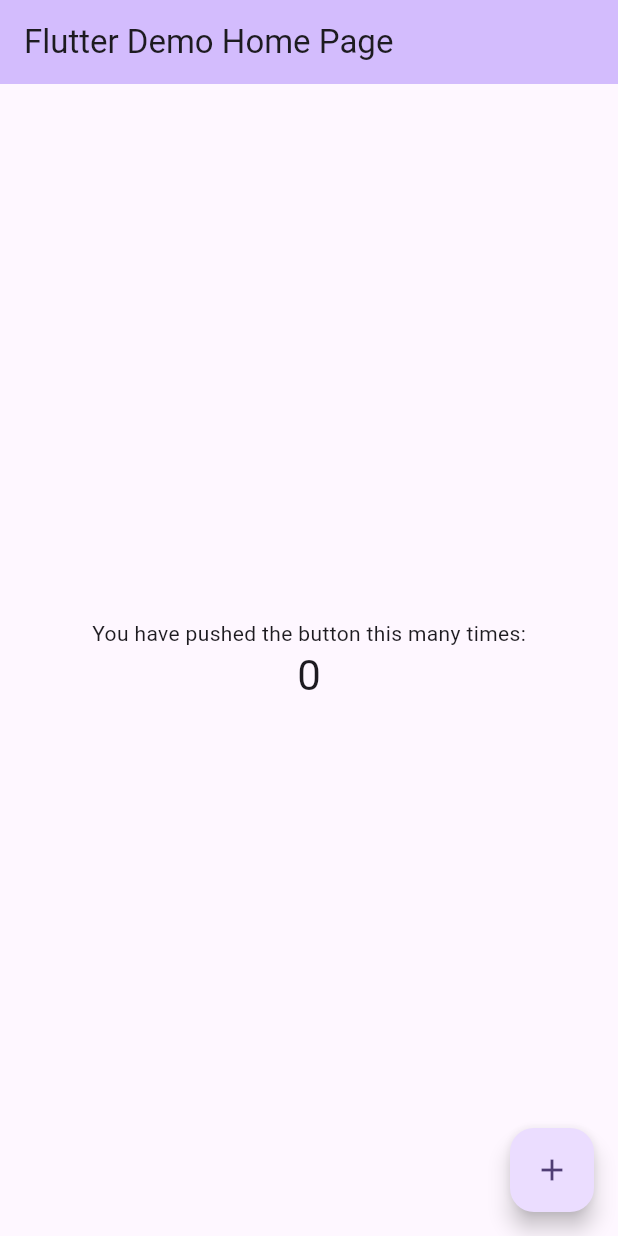
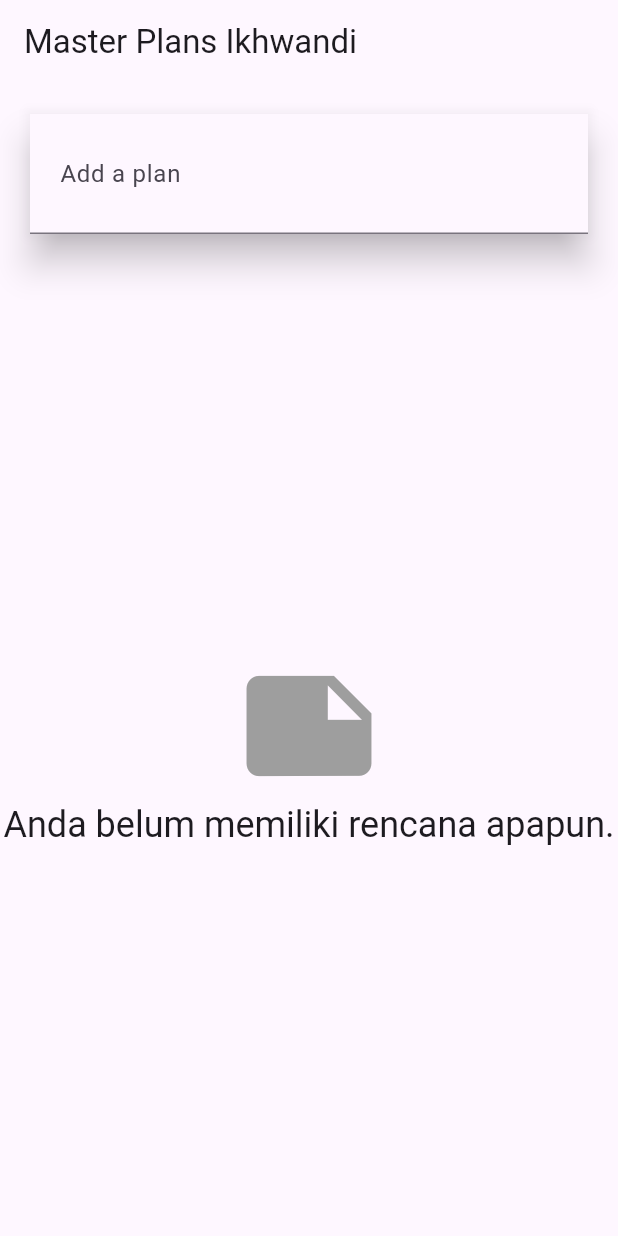
Before and after one commit to ikhwandio4/Pem_mobile_Sem5, a Flutter app: the screen it shows after launch, on a phone screen of 412 x 824 dp. Run offline on Flutter 3.47's test engine with Material 3 defaults, Android fonts, the light colour scheme and no system bars.

Commit message:
update tugas

```diff
--- a/minggu10/master_plan/lib/main.dart
+++ b/minggu10/master_plan/lib/main.dart
@@ -1,125 +1,25 @@
 import 'package:flutter/material.dart';
+import 'package:master_plan/models/plan.dart';
+import 'package:master_plan/provider/plan_provider.dart';
+import 'package:master_plan/views/plan_creator_screen.dart';
+import './views/plan_screen.dart';
 
-void main() {
-  runApp(const MyApp());
-}
+void main() => runApp(MasterPlanApp());
 
-class MyApp extends StatelessWidget {
-  const MyApp({super.key});
-
-  // This widget is the root of your application.
-  @override
-  Widget build(BuildContext context) {
-    return MaterialApp(
-      title: 'Flutter Demo',
-      theme: ThemeData(
-        // This is the theme of your application.
-        //
-        // TRY THIS: Try running your application with "flutter run". You'll see
-        // the application has a purple toolbar. Then, without quitting the app,
-        // try changing the seedColor in the colorScheme below to Colors.green
-        // and then invoke "hot reload" (save your changes or press the "hot
-        // reload" button in a Flutter-supported IDE, or press "r" if you used
-        // the command line to start the app).
-        //
-        // Notice that the counter didn't reset back to zero; the application
-        // state is not lost during the reload. To reset the state, use hot
-        // restart instead.
-        //
-        // This works for code too, not just values: Most code changes can be
-        // tested with just a hot reload.
-        colorScheme: ColorScheme.fromSeed(seedColor: Colors.deepPurple),
-        useMaterial3: true,
-      ),
-      home: const MyHomePage(title: 'Flutter Demo Home Page'),
-    );
-  }
-}
-
-class MyHomePage extends StatefulWidget {
-  const MyHomePage({super.key, required this.title});
-
-  // This widget is the home page of your application. It is stateful, meaning
-  // that it has a State object (defined below) that contains fields that affect
-  // how it looks.
-
-  // This class is the configuration for the state. It holds the values (in this
-  // case the title) provided by the parent (in this case the App widget) and
-  // used by the build method of the State. Fields in a Widget subclass are
-  // always marked "final".
-
-  final String title;
+class MasterPlanApp extends StatelessWidget {
+  const MasterPlanApp({super.key});
 
   @override
-  State<MyHomePage> createState() => _MyHomePageState();
+Widget build(BuildContext context) {
+  return PlanProvider(
+    notifier: ValueNotifier<List<Plan>>(const []),
+    child: MaterialApp(
+      title: 'State management app ikhwandi',
+      theme: ThemeData(
+        primarySwatch: Colors.blue,
+      ),
+home: const PlanCreatorScreen(),
+    ),
+  );
 }
-
-class _MyHomePageState extends State<MyHomePage> {
-  int _counter = 0;
-
-  void _incrementCounter() {
-    setState(() {
-      // This call to setState tells the Flutter framework that something has
-      // changed in this State, which causes it to rerun the build method below
-      // so that the display can reflect the updated values. If we changed
-      // _counter without calling setState(), then the build method would not be
-      // called again, and so nothing would appear to happen.
-      _counter++;
-    });
-  }
-
-  @override
-  Widget build(BuildContext context) {
-    // This method is rerun every time setState is called, for instance as done
-    // by the _incrementCounter method above.
-    //
-    // The Flutter framework has been optimized to make rerunning build methods
-    // fast, so that you can just rebuild anything that needs updating rather
-    // than having to individually change instances of widgets.
-    return Scaffold(
-      appBar: AppBar(
-        // TRY THIS: Try changing the color here to a specific color (to
-        // Colors.amber, perhaps?) and trigger a hot reload to see the AppBar
-        // change color while the other colors stay the same.
-        backgroundColor: Theme.of(context).colorScheme.inversePrimary,
-        // Here we take the value from the MyHomePage object that was created by
-        // the App.build method, and use it to set our appbar title.
-        title: Text(widget.title),
-      ),
-      body: Center(
-        // Center is a layout widget. It takes a single child and positions it
-        // in the middle of the parent.
-        child: Column(
-          // Column is also a layout widget. It takes a list of children and
-          // arranges them vertically. By default, it sizes itself to fit its
-          // children horizontally, and tries to be as tall as its parent.
-          //
-          // Column has various properties to control how it sizes itself and
-          // how it positions its children. Here we use mainAxisAlignment to
-          // center the children vertically; the main axis here is the vertical
-          // axis because Columns are vertical (the cross axis would be
-          // horizontal).
-          //
-          // TRY THIS: Invoke "debug painting" (choose the "Toggle Debug Paint"
-          // action in the IDE, or press "p" in the console), to see the
-          // wireframe for each widget.
-          mainAxisAlignment: MainAxisAlignment.center,
-          children: <Widget>[
-            const Text(
-              'You have pushed the button this many times:',
-            ),
-            Text(
-              '$_counter',
-              style: Theme.of(context).textTheme.headlineMedium,
-            ),
-          ],
-        ),
-      ),
-      floatingActionButton: FloatingActionButton(
-        onPressed: _incrementCounter,
-        tooltip: 'Increment',
-        child: const Icon(Icons.add),
-      ), // This trailing comma makes auto-formatting nicer for build methods.
-    );
-  }
 }
--- /dev/null
+++ b/minggu10/master_plan/lib/models/data_layer.dart
@@ -0,0 +1,2 @@
+export 'plan.dart';
+export 'task.dart';
--- /dev/null
+++ b/minggu10/master_plan/lib/models/plan.dart
@@ -0,0 +1,16 @@
+import './task.dart';
+
+class Plan {
+  final String name;
+  final List<Task> tasks;
+
+  const Plan({this.name = '', this.tasks = const []});
+
+  int get completedCount => tasks
+  .where((task) => task.complete)
+  .length;
+
+String get completenessMessage =>
+  '$completedCount out of ${tasks.length} tasks';
+
+}
--- /dev/null
+++ b/minggu10/master_plan/lib/models/task.dart
@@ -0,0 +1,9 @@
+class Task {
+  final String description;
+  final bool complete;
+
+  const Task({
+    this.complete = false,
+    this.description = '',
+  });
+}
--- /dev/null
+++ b/minggu10/master_plan/lib/provider/plan_provider.dart
@@ -0,0 +1,14 @@
+import 'package:flutter/material.dart';
+import '../models/data_layer.dart';
+
+class PlanProvider extends
+InheritedNotifier<ValueNotifier<List<Plan>>> {
+  const PlanProvider({super.key, required Widget child, required
+ValueNotifier<List<Plan>> notifier})
+     : super(child: child, notifier: notifier);
+
+  static ValueNotifier<List<Plan>> of(BuildContext context) {
+    return context.
+dependOnInheritedWidgetOfExactType<PlanProvider>()!.notifier!;
+  }
+}
--- /dev/null
+++ b/minggu10/master_plan/lib/views/plan_creator_screen.dart
@@ -0,0 +1,110 @@
+import 'package:flutter/material.dart';
+import 'plan_screen.dart'; // import PlanScreen jika diperlukan untuk navigasi
+import '../provider/plan_provider.dart'; // import PlanProvider untuk mengelola state
+import '../models/data_layer.dart'; // import model Plan
+
+class PlanCreatorScreen extends StatefulWidget {
+  const PlanCreatorScreen({super.key});
+
+  @override
+  _PlanCreatorScreenState createState() => _PlanCreatorScreenState();
+}
+
+class _PlanCreatorScreenState extends State<PlanCreatorScreen> {
+  // Controller untuk mengelola teks input
+  final textController = TextEditingController();
+
+  // Dispose controller ketika widget dihapus
+  @override
+  void dispose() {
+    textController.dispose();
+    super.dispose();
+  }
+
+  // Method untuk membuat layout halaman
+  @override
+  Widget build(BuildContext context) {
+    return Scaffold(
+      appBar: AppBar(title: const Text('Master Plans Ikhwandi')),
+      body: Column(
+        children: [
+          _buildListCreator(), // Field untuk menambahkan plan baru
+          Expanded(child: _buildMasterPlans()), // Daftar semua plan
+        ],
+      ),
+    );
+  }
+
+  // Widget untuk input teks dan tombol "Add Plan"
+  Widget _buildListCreator() {
+    return Padding(
+      padding: const EdgeInsets.all(20.0),
+      child: Material(
+        color: Theme.of(context).cardColor,
+        elevation: 10,
+        child: TextField(
+          controller: textController,
+          decoration: const InputDecoration(
+            labelText: 'Add a plan',
+            contentPadding: EdgeInsets.all(20),
+          ),
+          onEditingComplete: addPlan, // Menambahkan plan ketika user selesai mengisi teks
+        ),
+      ),
+    );
+  }
+
+  // Fungsi untuk menambahkan plan baru ke dalam daftar
+  void addPlan() {
+    final text = textController.text;
+    if (text.isEmpty) {
+      return;
+    }
+    // Membuat objek Plan baru
+    final plan = Plan(name: text, tasks: []);
+    ValueNotifier<List<Plan>> planNotifier = PlanProvider.of(context);
+    planNotifier.value = List<Plan>.from(planNotifier.value)..add(plan);
+
+    // Reset input dan update state
+    textController.clear();
+    FocusScope.of(context).requestFocus(FocusNode());
+    setState(() {});
+  }
+
+  // Widget untuk menampilkan daftar plan yang sudah ditambahkan
+  Widget _buildMasterPlans() {
+    ValueNotifier<List<Plan>> planNotifier = PlanProvider.of(context);
+    List<Plan> plans = planNotifier.value;
+
+    // Jika daftar kosong, tampilkan pesan kosong
+    if (plans.isEmpty) {
+      return Column(
+        mainAxisAlignment: MainAxisAlignment.center,
+        children: <Widget>[
+          const Icon(Icons.note, size: 100, color: Colors.grey),
+          Text(
+            'Anda belum memiliki rencana apapun.',
+            style: Theme.of(context).textTheme.headlineSmall,
+          ),
+        ],
+      );
+    }
+
+    // Tampilkan daftar plan dengan ListView
+    return ListView.builder(
+      itemCount: plans.length,
+      itemBuilder: (context, index) {
+        final plan = plans[index];
+        return ListTile(
+          title: Text(plan.name),
+          subtitle: Text(plan.completenessMessage),
+          onTap: () {
+            Navigator.of(context).push(
+              MaterialPageRoute(builder: (_) => PlanScreen(plan: plan)),
+            );
+          },
+        );
+      },
+    );
+  }
+}
--- /dev/null
+++ b/minggu10/master_plan/lib/views/plan_screen.dart
@@ -0,0 +1,121 @@
+import 'package:flutter/material.dart';
+import 'package:master_plan/provider/plan_provider.dart';
+import '../models/data_layer.dart';
+
+class PlanScreen extends StatefulWidget {
+  final Plan plan;
+  const PlanScreen({super.key, required this.plan});
+
+  @override
+  State createState() => _PlanScreenState();
+}
+
+class _PlanScreenState extends State<PlanScreen> {
+  late ScrollController scrollController;
+  Plan get plan => widget.plan;
+
+  @override
+  void initState() {
+    super.initState();
+    scrollController = ScrollController()
+      ..addListener(() {
+        FocusScope.of(context).requestFocus(FocusNode());
+      });
+  }
+
+  @override
+  void dispose() {
+    scrollController.dispose();
+    super.dispose();
+  }
+
+  @override
+  Widget build(BuildContext context) {
+    ValueNotifier<List<Plan>> plansNotifier = PlanProvider.of(context);
+
+    return Scaffold(
+      appBar: AppBar(title: Text(plan.name)),
+      body: ValueListenableBuilder<List<Plan>>(
+        valueListenable: plansNotifier,
+        builder: (context, plans, child) {
+          Plan currentPlan = plans.firstWhere((p) => p.name == plan.name);
+          return Column(
+            children: [
+              Expanded(child: _buildList(currentPlan)),
+              SafeArea(child: Text(currentPlan.completenessMessage)),
+            ],
+          );
+        },
+      ),
+      floatingActionButton: _buildAddTaskButton(context),
+    );
+  }
+
+  Widget _buildAddTaskButton(BuildContext context) {
+    ValueNotifier<List<Plan>> planNotifier = PlanProvider.of(context);
+    return FloatingActionButton(
+      child: const Icon(Icons.add),
+      onPressed: () {
+        Plan currentPlan = plan;
+        int planIndex =
+            planNotifier.value.indexWhere((p) => p.name == currentPlan.name);
+        List<Task> updatedTasks = List<Task>.from(currentPlan.tasks)
+          ..add(const Task());
+        planNotifier.value = List<Plan>.from(planNotifier.value)
+          ..[planIndex] = Plan(
+            name: currentPlan.name,
+            tasks: updatedTasks,
+          );
+      },
+    );
+  }
+
+  Widget _buildList(Plan plan) {
+    return ListView.builder(
+      controller: scrollController,
+      itemCount: plan.tasks.length,
+      itemBuilder: (context, index) =>
+          _buildTaskTile(plan.tasks[index], index, context),
+    );
+  }
+
+  Widget _buildTaskTile(Task task, int index, BuildContext context) {
+    ValueNotifier<List<Plan>> planNotifier = PlanProvider.of(context);
+    return ListTile(
+      leading: Checkbox(
+        value: task.complete,
+        onChanged: (selected) {
+          Plan currentPlan = plan;
+          int planIndex =
+              planNotifier.value.indexWhere((p) => p.name == currentPlan.name);
+          planNotifier.value = List<Plan>.from(planNotifier.value)
+            ..[planIndex] = Plan(
+              name: currentPlan.name,
+              tasks: List<Task>.from(currentPlan.tasks)
+                ..[index] = Task(
+                  description: task.description,
+                  complete: selected ?? false,
+                ),
+            );
+        },
+      ),
+      title: TextFormField(
+        initialValue: task.description,
+        onChanged: (text) {
+          Plan currentPlan = plan;
+          int planIndex =
+              planNotifier.value.indexWhere((p) => p.name == currentPlan.name);
+          planNotifier.value = List<Plan>.from(planNotifier.value)
+            ..[planIndex] = Plan(
+              name: currentPlan.name,
+              tasks: List<Task>.from(currentPlan.tasks)
+                ..[index] = Task(
+                  description: text,
+                  complete: task.complete,
+                ),
+            );
+        },
+      ),
+    );
+  }
+}
```
Also changed, not shown: minggu10/master_plan/image.png (added), minggu10/master_plan/lib/images/01.gif (added), minggu10/master_plan/lib/images/01.png (added), minggu10/master_plan/lib/images/02.gif (added), minggu10/master_plan/lib/images/image1.png (added), minggu10/master_plan/lib/images/image2.png (added), minggu10/master_plan/lib/images/image3.png (added), minggu10/master_plan/lib/images/praktikum3.png (added), 1 other file.
